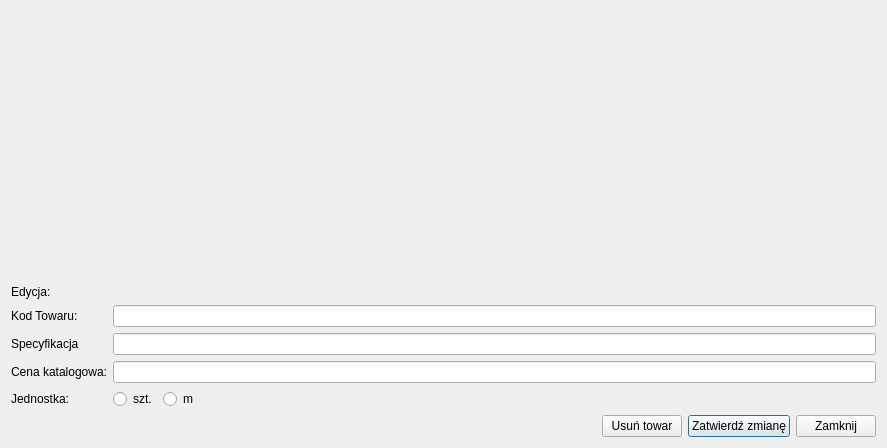
Before: the Qt Designer form EdycjaTowaru.ui in konserw/koferta, drawn with Qt 5.
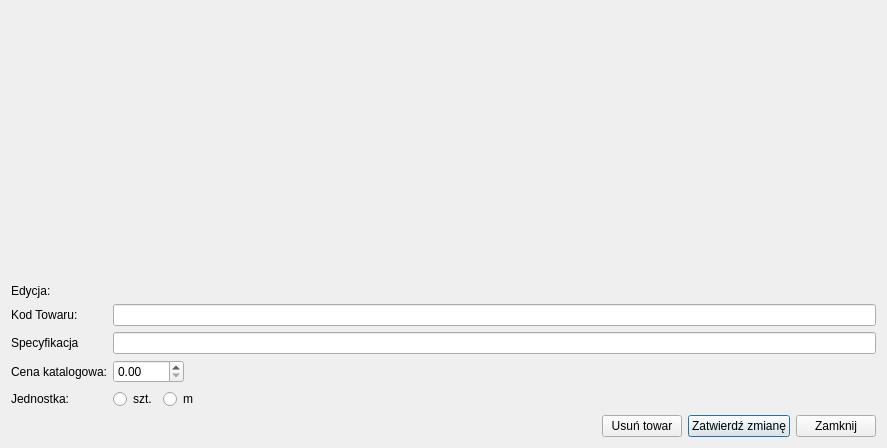
After: the same form once the commit is applied. Custom widgets are drawn as their Qt base class.

Diff of the .ui file:
```diff
--- a/EdycjaTowaru.ui
+++ b/EdycjaTowaru.ui
@@ -62,9 +62,6 @@
          </property>
         </widget>
        </item>
-       <item row="2" column="1">
-        <widget class="QLineEdit" name="cena"/>
-       </item>
        <item row="3" column="0">
         <widget class="QLabel" name="label_5">
          <property name="text">
@@ -110,6 +107,30 @@
          </property>
         </widget>
        </item>
+       <item row="2" column="1">
+        <layout class="QHBoxLayout" name="horizontalLayout_2">
+         <item>
+          <widget class="QDoubleSpinBox" name="cena">
+           <property name="maximum">
+            <double>9999.989999999999782</double>
+           </property>
+          </widget>
+         </item>
+         <item>
+          <spacer name="horizontalSpacer_2">
+           <property name="orientation">
+            <enum>Qt::Horizontal</enum>
+           </property>
+           <property name="sizeHint" stdset="0">
+            <size>
+             <width>40</width>
+             <height>20</height>
+            </size>
+           </property>
+          </spacer>
+         </item>
+        </layout>
+       </item>
       </layout>
      </item>
      <item>
```
